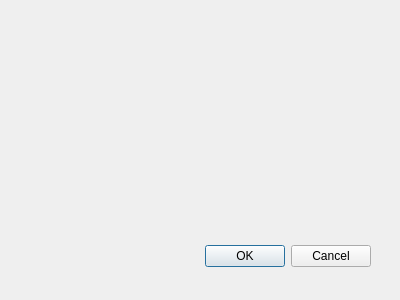
Before: the Qt Designer form QFootballStat/src/Find.ui in Sova777/analyzeresults, drawn with Qt 5.
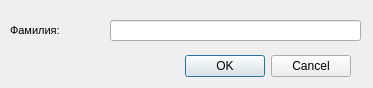
After: the same form once the commit is applied.

Patch:
```diff
--- a/QFootballStat/src/Find.ui
+++ b/QFootballStat/src/Find.ui
@@ -6,8 +6,8 @@
    <rect>
     <x>0</x>
     <y>0</y>
-    <width>400</width>
-    <height>300</height>
+    <width>373</width>
+    <height>88</height>
    </rect>
   </property>
   <property name="windowTitle">
@@ -16,8 +16,8 @@
   <widget class="QDialogButtonBox" name="buttonBox">
    <property name="geometry">
     <rect>
-     <x>30</x>
-     <y>240</y>
+     <x>10</x>
+     <y>50</y>
      <width>341</width>
      <height>32</height>
     </rect>
@@ -29,6 +29,34 @@
     <set>QDialogButtonBox::Cancel|QDialogButtonBox::Ok</set>
    </property>
   </widget>
+  <widget class="QLabel" name="label">
+   <property name="geometry">
+    <rect>
+     <x>10</x>
+     <y>20</y>
+     <width>71</width>
+     <height>21</height>
+    </rect>
+   </property>
+   <property name="font">
+    <font>
+     <pointsize>8</pointsize>
+    </font>
+   </property>
+   <property name="text">
+    <string>Фамилия:</string>
+   </property>
+  </widget>
+  <widget class="QLineEdit" name="lineEdit">
+   <property name="geometry">
+    <rect>
+     <x>110</x>
+     <y>20</y>
+     <width>251</width>
+     <height>21</height>
+    </rect>
+   </property>
+  </widget>
  </widget>
  <resources/>
  <connections>
```
